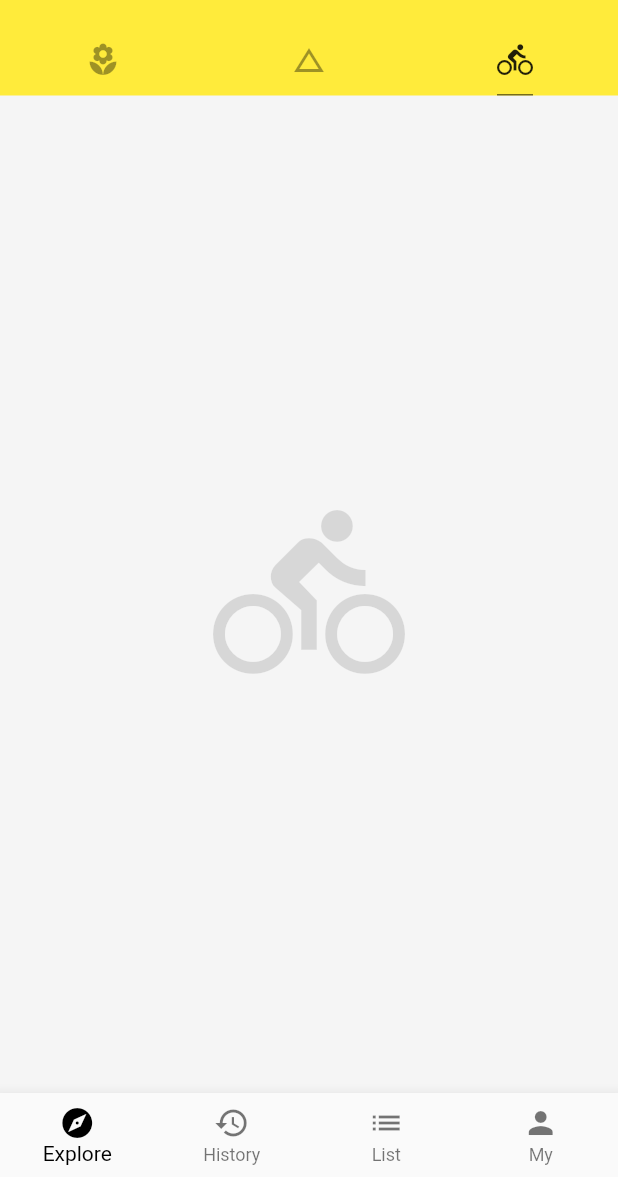
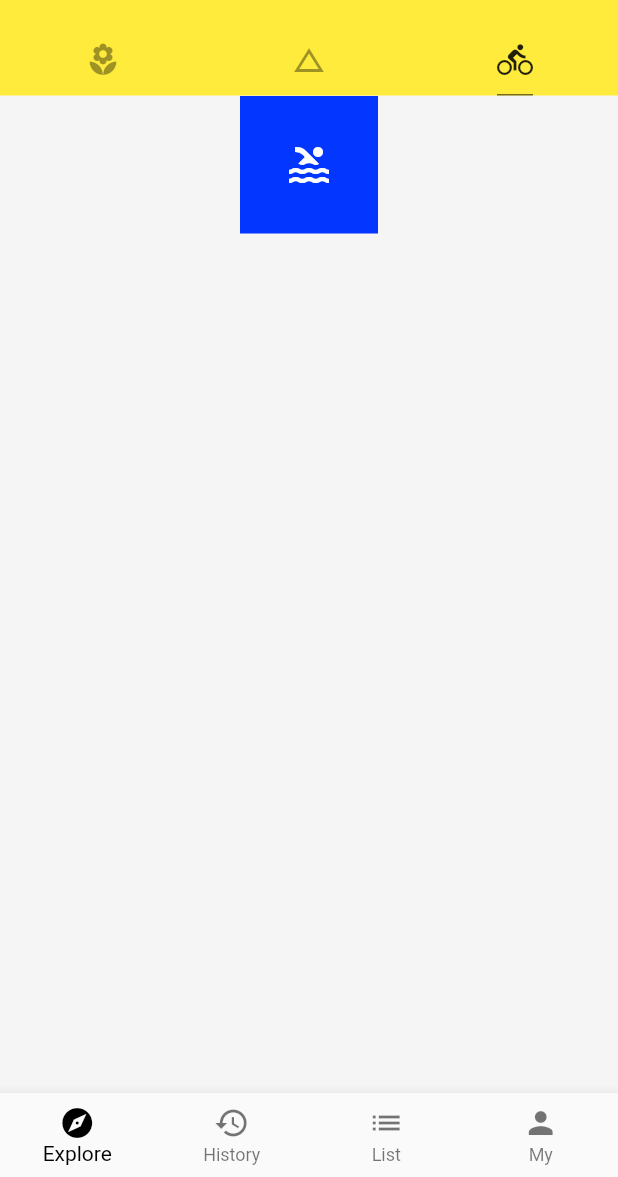
Before and after one commit to imcks/shan_flutter, a Flutter app: the screen it shows after launch, tab 3 chosen, on a phone screen of 412 x 824 dp, the part 59-1236 px from its top. Run offline on Flutter 3.47's test engine with Material 2 defaults, Android fonts, the phone set to English and light mode, and no system bars; network calls fail.

Commit message:
自定义图标小部件

```diff
--- /dev/null
+++ b/lib/demo/layout_demo.dart
@@ -0,0 +1,32 @@
+import 'package:flutter/material.dart';
+
+class LayoutDemo extends StatelessWidget {
+  @override
+  Widget build(BuildContext context) {
+    return Column(
+      children: <Widget>[
+        IconBadge(Icons.pool),
+      ],
+    );
+  }
+}
+
+class IconBadge extends StatelessWidget {
+  final IconData icon;
+  final double size;
+
+  IconBadge(this.icon, {
+    this.size = 32.0
+  });
+
+  @override
+  Widget build(BuildContext context) {
+    return Container(
+      child: Icon(icon,size: size,color: Colors.white),
+      width: size + 60,
+      height: size + 60,
+      color: Color.fromRGBO(3, 54, 255, 1.0),
+    );
+  }
+
+}
--- a/lib/main.dart
+++ b/lib/main.dart
@@ -3,6 +3,7 @@ import './demo/listview_demo.dart';
 import './demo/drawer_demo.dart';
 import './demo/bottom_navigation_bar_demo.dart';
 import './demo/basic_demo.dart';
+import './demo/layout_demo.dart';
 
  void main() => runApp(App());
 
@@ -67,7 +68,8 @@ import './demo/basic_demo.dart';
             ListViewDemo(),
             // Text('这是第二个页面'),
             BasicDemo(),
-            Icon(Icons.directions_bike,size: 128,color: Colors.black12),
+            // Icon(Icons.directions_bike,size: 128,color: Colors.black12),
+            LayoutDemo(),
           ],
         ),
         drawer: DrawerDemo(),
```
